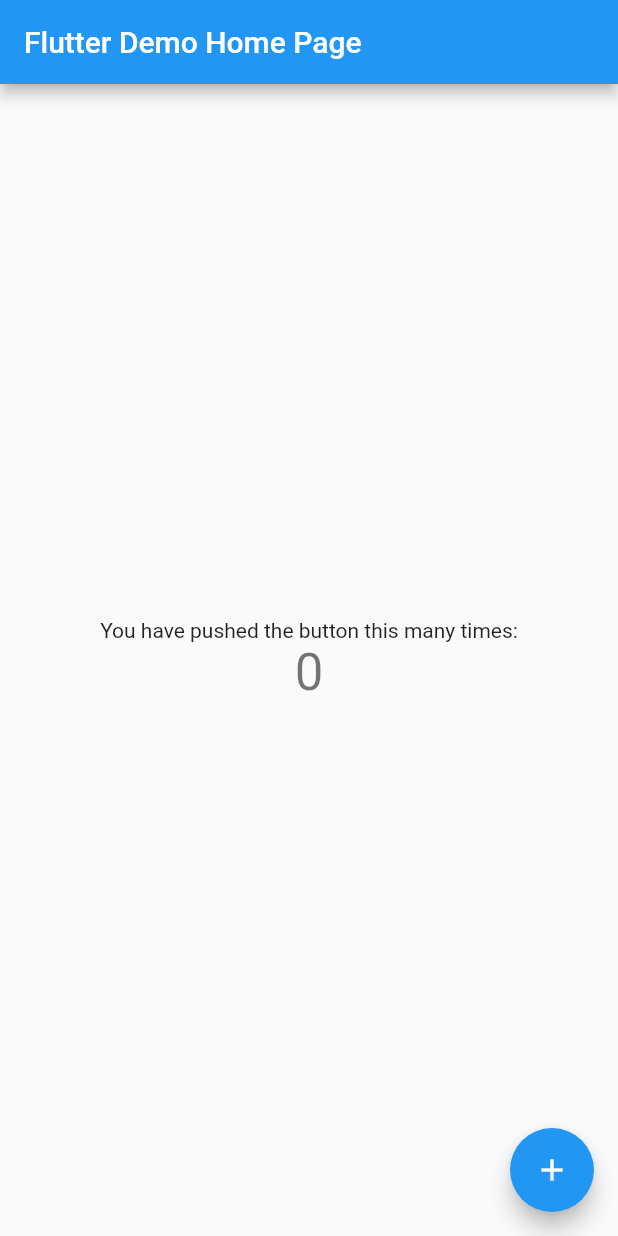
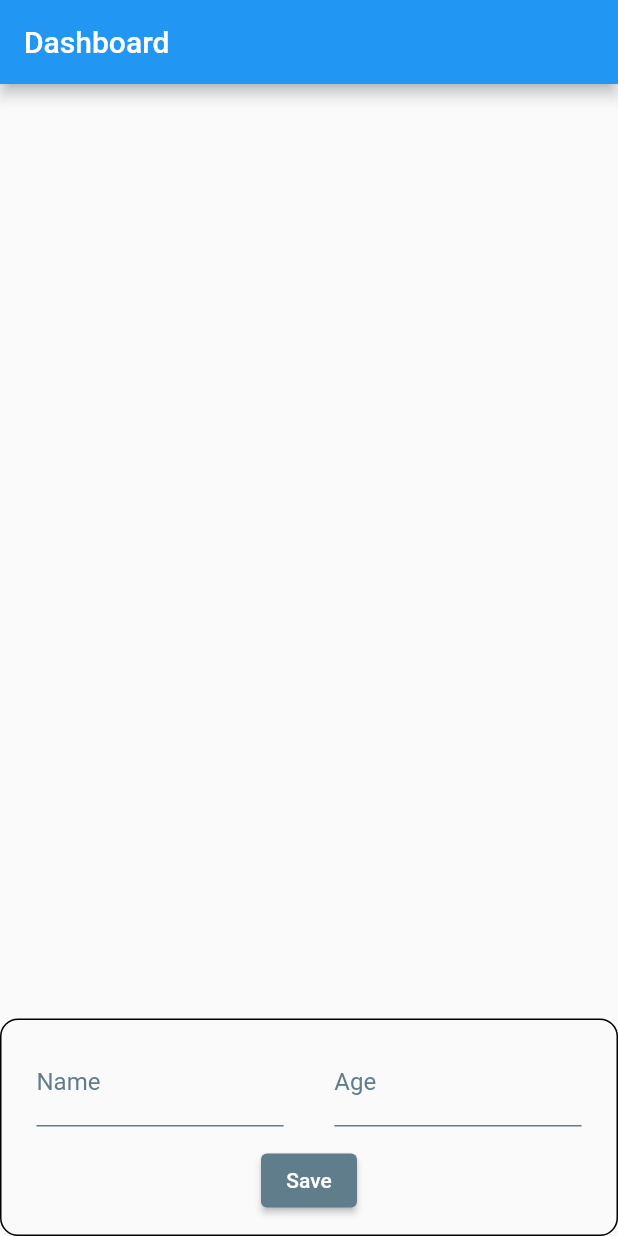
Before and after one commit to GungDeRaka/Learn_Flutter_Hive, a Flutter app: the screen it shows after launch, on a phone screen of 412 x 824 dp. Run offline on Flutter 3.47's test engine with Material 2 defaults, Android fonts, the light colour scheme and no system bars; our stand-ins replace hive; accounts and stored records are empty.

Commit message:
ui completed, add hive next

```diff
--- a/lib/home_contact_page.dart
+++ b/lib/home_contact_page.dart
@@ -0,0 +1,181 @@
+// ignore_for_file: camel_case_types, prefer_typing_uninitialized_variables
+
+import 'package:flutter/material.dart';
+
+import 'models/contact.dart';
+
+class MyHomePage extends StatefulWidget {
+  const MyHomePage({Key? key}) : super(key: key);
+
+  @override
+  State<MyHomePage> createState() => _MyHomePageState();
+}
+
+class _MyHomePageState extends State<MyHomePage> {
+  List<Contact> contacts = [];
+  final formKey = GlobalKey<FormState>();
+
+  TextEditingController nameController = TextEditingController();
+  TextEditingController ageController = TextEditingController();
+  String name = 'Noname';
+  int age = 0;
+
+  @override
+  Widget build(BuildContext context) {
+    Size size = MediaQuery.of(context).size;
+    return SafeArea(
+      child: Scaffold(
+        appBar: AppBar(
+          title: const Text("Dashboard"),
+          actions: const [],
+        ),
+        body: Column(
+            crossAxisAlignment: CrossAxisAlignment.start,
+            mainAxisAlignment: MainAxisAlignment.spaceBetween,
+            children: [
+              Expanded(
+                child: ListView.builder(
+                  itemCount: contacts.length,
+                  itemBuilder: (context, index) => Padding(
+                    padding: const EdgeInsets.all(8.0),
+                    child: Container(
+                      height: 60,
+                      decoration: BoxDecoration(
+                        border: Border.all(),
+                        borderRadius: const BorderRadius.all(
+                          Radius.circular(12.0),
+                        ),
+                      ),
+                      child: ListTile(
+                        contentPadding: EdgeInsets.only(bottom: 20,left: 24),
+                        title: Text(
+                          contacts[index].name!,
+                          style: const TextStyle(
+                            fontSize: 20.0,
+                            fontWeight: FontWeight.bold,
+                          ),
+                        ),
+                        subtitle: Text(
+                          contacts[index].age.toString(),
+                          style: TextStyle(
+                            fontSize: 16.0,
+                          ),
+                        ),
+                      ),
+                    ),
+                  ),
+                ),
+              ),
+              Flexible(
+                flex: -2,
+                child: Form(
+                  key: formKey,
+                  child: Container(
+                    decoration: BoxDecoration(
+                      border: Border.all(),
+                      borderRadius: const BorderRadius.all(
+                        Radius.circular(12.0),
+                      ),
+                    ),
+                    child: Column(
+                      children: [
+                        const SizedBox(
+                          height: 12.0,
+                        ),
+                        Row(
+                          mainAxisAlignment: MainAxisAlignment.spaceAround,
+                          children: [
+                            const SizedBox(
+                              width: 4.0,
+                            ),
+                            Container(
+                              width: size.width * 0.4,
+                              child: TextFormField(
+                                controller: nameController,
+                                decoration: const InputDecoration(
+                                  labelText: 'Name',
+                                  labelStyle: TextStyle(
+                                    color: Colors.blueGrey,
+                                  ),
+                                  enabledBorder: UnderlineInputBorder(
+                                    borderSide: BorderSide(
+                                      color: Colors.blueGrey,
+                                    ),
+                                  ),
+                                  hintText: "What's your name?",
+                                ),
+                                // onSaved: (newValue) {
+
+                                //   name = newValue!;
+                                //   print(name);
+
+                                // },
+                              ),
+                            ),
+                            const SizedBox(
+                              width: 8.0,
+                            ),
+                            Container(
+                              width: size.width * 0.4,
+                              child: TextFormField(
+                                controller: ageController,
+                                decoration: const InputDecoration(
+                                  labelText: 'Age',
+                                  labelStyle: TextStyle(
+                                    color: Colors.blueGrey,
+                                  ),
+                                  enabledBorder: UnderlineInputBorder(
+                                    borderSide: BorderSide(
+                                      color: Colors.blueGrey,
+                                    ),
+                                  ),
+                                  hintText: "How old are you?",
+                                ),
+                                // onSaved: (newValue) {
+                                //   age = int.parse(newValue ?? '0');
+                                //   print(age);
+
+                                // },
+
+                              ),
+                            ),
+                            const SizedBox(
+                              width: 4.0,
+                            ),
+                          ],
+                        ),
+                        const SizedBox(
+                          height: 12.0,
+                        ),
+                        ElevatedButton(
+                          style: ElevatedButton.styleFrom(
+                            backgroundColor: Colors.blueGrey,
+                          ),
+                          onPressed: () async{
+                            name = nameController.text;
+                            age = int.parse(ageController.text);
+                            formKey.currentState!.save();
+                            Contact newContact = Contact(name: name, age: age);
+                            contacts.add(newContact);
+                            setState(() {});
+                            print(contacts);
+                            nameController.clear();
+                            ageController.clear();
+                          },
+                          child: const Text("Save"),
+                        ),
+                        const SizedBox(
+                          height: 12.0,
+                        ),
+                      ],
+                    ),
+                  ),
+                ),
+              ),
+            ]),
+        // bottomNavigationBar: BottomAppBar(
+        //   ),
+      ),
+    );
+  }
+}
--- a/lib/main.dart
+++ b/lib/main.dart
@@ -1,13 +1,15 @@
 import 'package:flutter/material.dart';
 import 'package:hive/hive.dart';
 import 'package:path_provider/path_provider.dart' as pathProvider;
+
+import 'home_contact_page.dart';
 //TODO 1: add hive, hive_flutter, and path_provider (in dependencies)
 //TODO 1: hive_generator, and build_runner (in dev_dependencies)
 
-void main()async {
+void main() async {
+  runApp(const MyApp());
   //TODO 2= add
   final appDocDir = await pathProvider.getApplicationDocumentsDirectory();
-
 
   Hive.init(appDocDir.path);
 
@@ -15,7 +17,7 @@
   // path provider (import as pathProvider)
   // (tipe future)await getAppDocDir();
   //hive.init(pathDir)
-  runApp(const MyApp());
+
   // add open box
 }
 
@@ -39,92 +41,7 @@
         // is not restarted.
         primarySwatch: Colors.blue,
       ),
-      home: const MyHomePage(title: 'Flutter Demo Home Page'),
+      home: const MyHomePage(),
     );
   }
 }
-
-class MyHomePage extends StatefulWidget {
-  const MyHomePage({super.key, required this.title});
-
-  // This widget is the home page of your application. It is stateful, meaning
-  // that it has a State object (defined below) that contains fields that affect
-  // how it looks.
-
-  // This class is the configuration for the state. It holds the values (in this
-  // case the title) provided by the parent (in this case the App widget) and
-  // used by the build method of the State. Fields in a Widget subclass are
-  // always marked "final".
-
-  final String title;
-
-  @override
-  State<MyHomePage> createState() => _MyHomePageState();
-}
-
-class _MyHomePageState extends State<MyHomePage> {
-  int _counter = 0;
-
-  void _incrementCounter() {
-    setState(() {
-      // This call to setState tells the Flutter framework that something has
-      // changed in this State, which causes it to rerun the build method below
-      // so that the display can reflect the updated values. If we changed
-      // _counter without calling setState(), then the build method would not be
-      // called again, and so nothing would appear to happen.
-      _counter++;
-    });
-  }
-
-  @override
-  Widget build(BuildContext context) {
-    // This method is rerun every time setState is called, for instance as done
-    // by the _incrementCounter method above.
-    //
-    // The Flutter framework has been optimized to make rerunning build methods
-    // fast, so that you can just rebuild anything that needs updating rather
-    // than having to individually change instances of widgets.
-    return Scaffold(
-      appBar: AppBar(
-        // Here we take the value from the MyHomePage object that was created by
-        // the App.build method, and use it to set our appbar title.
-        title: Text(widget.title),
-      ),
-      body: Center(
-        // Center is a layout widget. It takes a single child and positions it
-        // in the middle of the parent.
-        child: Column(
-          // Column is also a layout widget. It takes a list of children and
-          // arranges them vertically. By default, it sizes itself to fit its
-          // children horizontally, and tries to be as tall as its parent.
-          //
-          // Invoke "debug painting" (press "p" in the console, choose the
-          // "Toggle Debug Paint" action from the Flutter Inspector in Android
-          // Studio, or the "Toggle Debug Paint" command in Visual Studio Code)
-          // to see the wireframe for each widget.
-          //
-          // Column has various properties to control how it sizes itself and
-          // how it positions its children. Here we use mainAxisAlignment to
-          // center the children vertically; the main axis here is the vertical
-          // axis because Columns are vertical (the cross axis would be
-          // horizontal).
-          mainAxisAlignment: MainAxisAlignment.center,
-          children: <Widget>[
-            const Text(
-              'You have pushed the button this many times:',
-            ),
-            Text(
-              '$_counter',
-              style: Theme.of(context).textTheme.headlineMedium,
-            ),
-          ],
-        ),
-      ),
-      floatingActionButton: FloatingActionButton(
-        onPressed: _incrementCounter,
-        tooltip: 'Increment',
-        child: const Icon(Icons.add),
-      ), // This trailing comma makes auto-formatting nicer for build methods.
-    );
-  }
-}
--- a/lib/models/contact.dart
+++ b/lib/models/contact.dart
@@ -8,4 +8,7 @@
     required this.age,
   });
 
+
+  @override
+  String toString() => 'Contact(name: $name, age: $age)';
 }
```
